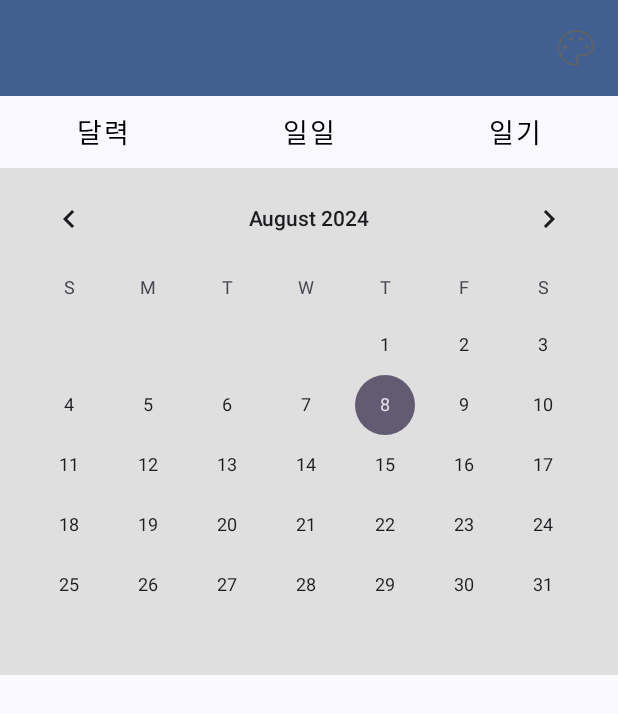
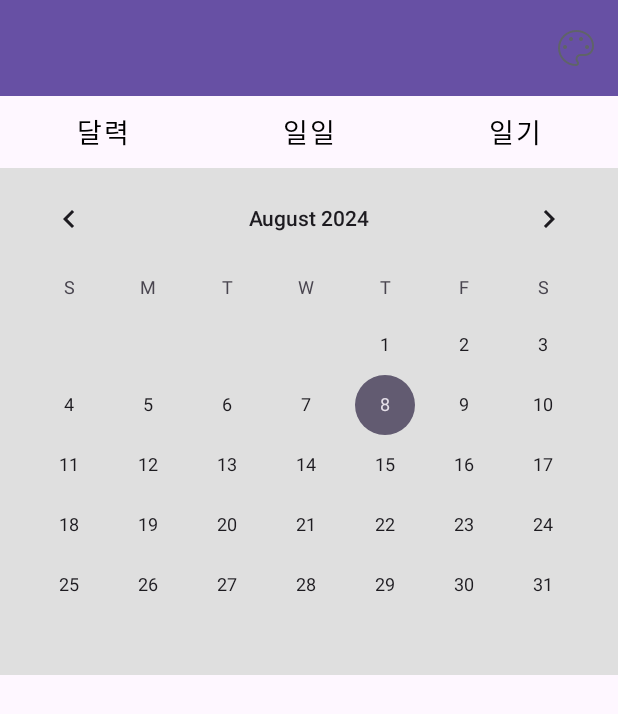
Before and after one commit to CompletelyPark/diary_app_project, an Android app: the screen it shows after launch (MainActivity), on a phone screen of 412 x 824 dp. Shown: the top 714 px of the screen. Run offline under Robolectric (Android 15) with nearby library versions, the light colour scheme and no system bars.

Commit message:
08.08 commit

```diff
--- a/app/src/main/res/values/themes.xml
+++ b/app/src/main/res/values/themes.xml
@@ -1,12 +1,5 @@
 <resources xmlns:tools="http://schemas.android.com/tools">
     <!-- Base application theme. -->
     <style name="Base.Theme.AppProject" parent="Theme.Material3.Light.NoActionBar">
-        <item name="colorPrimary">@color/md_theme_primary</item>
-        <item name="colorPrimaryDark">@color/md_theme_primary_dark</item>
-        <item name="colorButtonNormal">@color/md_theme_primaryContainer</item>
-        <item name="colorButtonDark">@color/md_theme_primaryContainer_dark</item>
-        <item name="android:windowBackground">@color/md_theme_background</item>
-        <item name="android:windowBackgroundDark">@color/md_theme_background_dark</item>
     </style>
-    <style name="Theme.AppProject" parent="Base.Theme.AppProject" />
 </resources>
--- a/app/src/main/res/values/values.xml
+++ b/app/src/main/res/values/values.xml
@@ -3,5 +3,4 @@
 <resources>
     <attr format="color" name = "colorButtonDark"/>
     <attr format="color" name = "windowBackgroundDark"/>
-
 </resources>
--- a/build.gradle.kts
+++ b/build.gradle.kts
@@ -1,4 +1,4 @@
 // Top-level build file where you can add configuration options common to all sub-projects/modules.
 plugins {
-    id("com.android.application") version "8.5.1" apply false
+    id("com.android.application") version "8.1.0" apply false
 }
```
Also changed, not shown: app/src/main/res/values-night/themes.xml (line endings or trailing spaces).
